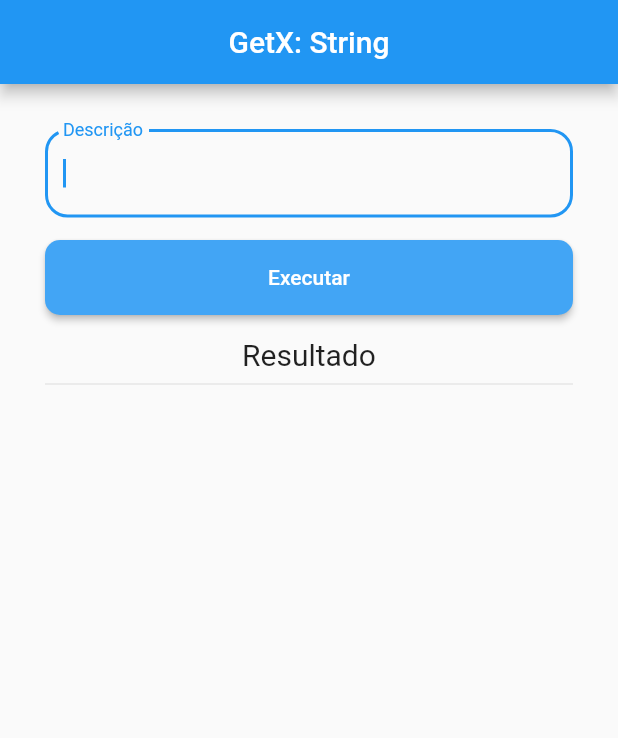
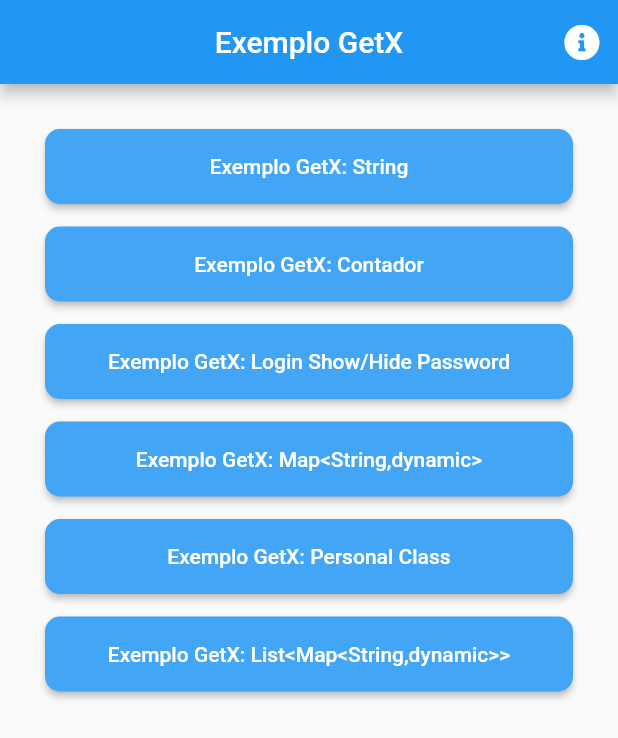
Before and after one commit to claudneysessa/flutter-exemplo-getx, a Flutter app: the screen it shows after launch, on a phone screen of 412 x 824 dp. Shown: the top 738 px of the screen. Run offline on Flutter 3.47's test engine with Material 2 defaults, Android fonts, the phone set to English and light mode, and no system bars; our stand-ins replace font_awesome_flutter, get.

Commit message:
Controle de Rotas

```diff
--- /dev/null
+++ b/lib/intrastructure/routes/app_routes.dart
@@ -0,0 +1,12 @@
+part of 'app_pages.dart';
+
+abstract class Routes {
+  static const HOME = 'homePage';
+  static const MAIN = 'mainPage';
+  static const PAGE1 = 'page1';
+  static const PAGE2 = 'page2';
+  static const PAGE3 = 'page3';
+  static const PAGE4 = 'page4';
+  static const PAGE5 = 'page5';
+  static const PAGE6 = 'page6';
+}
--- a/lib/main.dart
+++ b/lib/main.dart
@@ -1,37 +1,14 @@
 import 'package:flutter/material.dart';
-import 'package:flutter_getx/presentation/page1/page1_view.dart';
-import 'package:flutter_getx/presentation/page2/page2_view.dart';
-import 'package:flutter_getx/presentation/page3/page3_view.dart';
-import 'package:flutter_getx/presentation/page4/page4_view.dart';
-import 'package:flutter_getx/presentation/page5/page5_view.dart';
-import 'package:flutter_getx/presentation/page6/page6_view.dart';
+
 import 'package:get/get.dart';
+
+import 'intrastructure/routes/app_pages.dart';
 
 void main() {
   runApp(
     GetMaterialApp(
-      home: HomePage(),
+      initialRoute: AppPages.INITIAL,
+      getPages: AppPages.routes,
     ),
   );
 }
-
-class HomePage extends StatefulWidget {
-  @override
-  _HomePageState createState() => _HomePageState();
-}
-
-class _HomePageState extends State<HomePage> {
-  @override
-  Widget build(BuildContext context) {
-    return PageView(
-      children: [
-        Page1(),
-        Page2(),
-        Page3(),
-        Page4(),
-        Page5(),
-        Page6(),
-      ],
-    );
-  }
-}
--- /dev/null
+++ b/lib/presentation/home/home_view.dart
@@ -0,0 +1,166 @@
+import 'package:flutter/material.dart';
+import 'package:flutter_getx/intrastructure/routes/app_pages.dart';
+import 'package:font_awesome_flutter/font_awesome_flutter.dart';
+import 'package:get/get.dart';
+
+class HomeView extends StatefulWidget {
+  @override
+  _HomeViewState createState() => _HomeViewState();
+}
+
+class _HomeViewState extends State<HomeView> {
+  @override
+  Widget build(BuildContext context) {
+    return Scaffold(
+      resizeToAvoidBottomInset: false,
+      appBar: AppBar(
+        title: Text("Exemplo GetX"),
+        centerTitle: true,
+        actions: [
+          IconButton(
+            icon: Icon(FontAwesomeIcons.infoCircle),
+            onPressed: () {},
+          )
+        ],
+      ),
+      body: Container(
+        padding: EdgeInsets.all(30),
+        child: Column(
+          mainAxisAlignment: MainAxisAlignment.start,
+          crossAxisAlignment: CrossAxisAlignment.stretch,
+          children: [
+            SizedBox(
+              height: 50,
+              child: RaisedButton(
+                child: Text(
+                  "Exemplo GetX: String",
+                  style: TextStyle(
+                    color: Colors.white,
+                  ),
+                ),
+                shape: new RoundedRectangleBorder(
+                  borderRadius: new BorderRadius.circular(10.0),
+                ),
+                color: Colors.blue[400],
+                onPressed: () {
+                  Get.toNamed(
+                    Routes.PAGE1,
+                    arguments: {"title": "Exemplo GetX: String"},
+                  );
+                },
+              ),
+            ),
+            SizedBox(
+              height: 15,
+            ),
+            SizedBox(
+              height: 50,
+              child: RaisedButton(
+                child: Text(
+                  "Exemplo GetX: Contador",
+                  style: TextStyle(
+                    color: Colors.white,
+                  ),
+                ),
+                shape: new RoundedRectangleBorder(
+                  borderRadius: new BorderRadius.circular(10.0),
+                ),
+                color: Colors.blue[400],
+                onPressed: () {
+                  Get.toNamed(
+                    Routes.PAGE2,
+                    arguments: {"title": "Exemplo GetX: Contador"},
+                  );
+                },
+              ),
+            ),
+            SizedBox(
+              height: 15,
+            ),
+            SizedBox(
+              height: 50,
+              child: RaisedButton(
+                child: Text(
+                  "Exemplo GetX: Login Show/Hide Password",
+                  style: TextStyle(
+                    color: Colors.white,
+                  ),
+                ),
+                shape: new RoundedRectangleBorder(
+                  borderRadius: new BorderRadius.circular(10.0),
+                ),
+                color: Colors.blue[400],
+                onPressed: () {
+                  Get.toNamed(Routes.PAGE3);
+                },
+              ),
+            ),
+            SizedBox(
+              height: 15,
+            ),
+            SizedBox(
+              height: 50,
+              child: RaisedButton(
+                child: Text(
+                  "Exemplo GetX: Map<String,dynamic>",
+                  style: TextStyle(
+                    color: Colors.white,
+                  ),
+                ),
+                shape: new RoundedRectangleBorder(
+                  borderRadius: new BorderRadius.circular(10.0),
+                ),
+                color: Colors.blue[400],
+                onPressed: () {
+                  Get.toNamed(Routes.PAGE4);
+                },
+              ),
+            ),
+            SizedBox(
+              height: 15,
+            ),
+            SizedBox(
+              height: 50,
+              child: RaisedButton(
+                child: Text(
+                  "Exemplo GetX: Personal Class",
+                  style: TextStyle(
+                    color: Colors.white,
+                  ),
+                ),
+                shape: new RoundedRectangleBorder(
+                  borderRadius: new BorderRadius.circular(10.0),
+                ),
+                color: Colors.blue[400],
+                onPressed: () {
+                  Get.toNamed(Routes.PAGE5);
+                },
+              ),
+            ),
+            SizedBox(
+              height: 15,
+            ),
+            SizedBox(
+              height: 50,
+              child: RaisedButton(
+                child: Text(
+                  "Exemplo GetX: List<Map<String,dynamic>>",
+                  style: TextStyle(
+                    color: Colors.white,
+                  ),
+                ),
+                shape: new RoundedRectangleBorder(
+                  borderRadius: new BorderRadius.circular(10.0),
+                ),
+                color: Colors.blue[400],
+                onPressed: () {
+                  Get.toNamed(Routes.PAGE6);
+                },
+              ),
+            ),
+          ],
+        ),
+      ),
+    );
+  }
+}
--- a/lib/presentation/page1/page1_view.dart
+++ b/lib/presentation/page1/page1_view.dart
@@ -3,6 +3,10 @@ import 'package:flutter_getx/presentation/page1/page1_controller.dart';
 import 'package:get/get.dart';
 
 class Page1 extends StatefulWidget {
+  final Map<String, dynamic> title;
+
+  const Page1({Key key, this.title}) : super(key: key);
+
   @override
   _Page1State createState() => _Page1State();
 }
@@ -24,8 +28,9 @@ class _Page1State extends State<Page1> {
   @override
   Widget build(BuildContext context) {
     return Scaffold(
+      resizeToAvoidBottomInset: false,
       appBar: AppBar(
-        title: Text("GetX: String"),
+        title: Text("${widget.title != null ? widget.title["title"] : ""}"),
         centerTitle: true,
       ),
       body: SingleChildScrollView(
--- a/lib/presentation/page4/page4_view.dart
+++ b/lib/presentation/page4/page4_view.dart
@@ -28,6 +28,7 @@ class _Page4State extends State<Page4> {
   @override
   Widget build(BuildContext context) {
     return Scaffold(
+      resizeToAvoidBottomInset: false,
       appBar: AppBar(
         title: Text("GetX: Map<String,dynamic>"),
         centerTitle: true,
--- a/lib/presentation/page5/page5_view.dart
+++ b/lib/presentation/page5/page5_view.dart
@@ -25,6 +25,7 @@ class _Page5State extends State<Page5> {
   @override
   Widget build(BuildContext context) {
     return Scaffold(
+      resizeToAvoidBottomInset: false,
       appBar: AppBar(
         title: Text("GetX: Personal Class"),
         centerTitle: true,
--- a/lib/presentation/page6/page6_view.dart
+++ b/lib/presentation/page6/page6_view.dart
@@ -28,8 +28,9 @@ class _Page6State extends State<Page6> {
   @override
   Widget build(BuildContext context) {
     return Scaffold(
+      resizeToAvoidBottomInset: false,
       appBar: AppBar(
-        title: Text("GetX: String"),
+        title: Text("GetX: List<Map<String,dynamic>>"),
         centerTitle: true,
       ),
       body: Center(
```
Also changed, not shown: lib/intrastructure/routes/app_pages.dart (added, +56 -0 lines), lib/presentation/page2/page2_view.dart (+6 -1 lines), lib/presentation/page3/page3_view.dart (+4 -3 lines).
